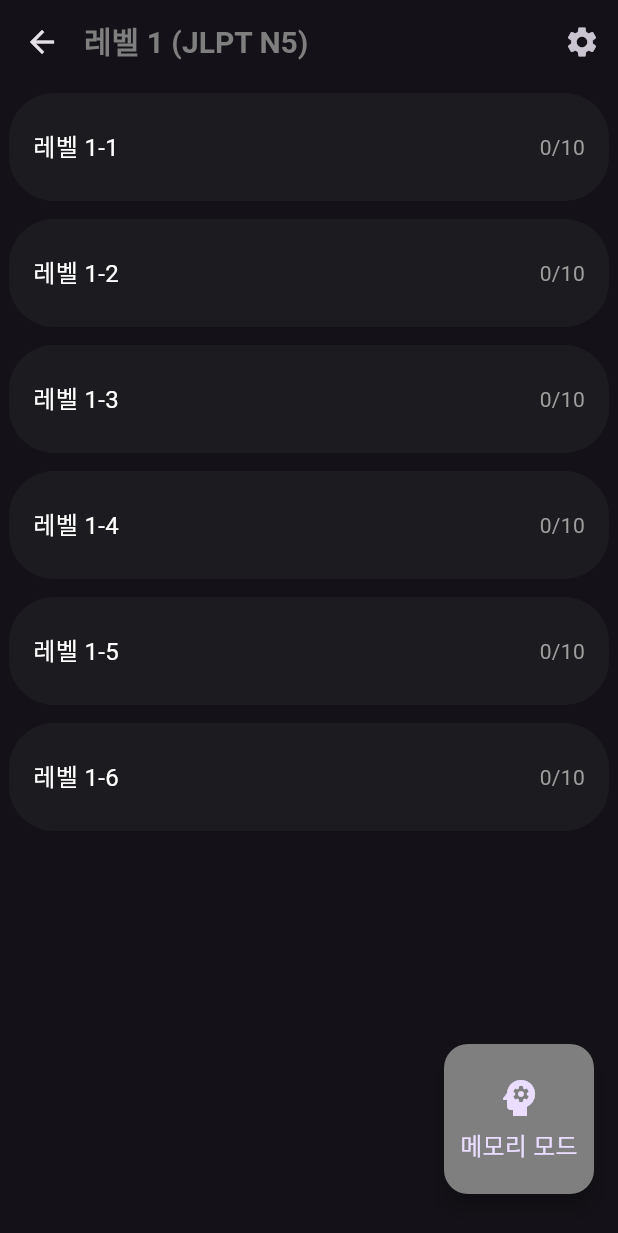
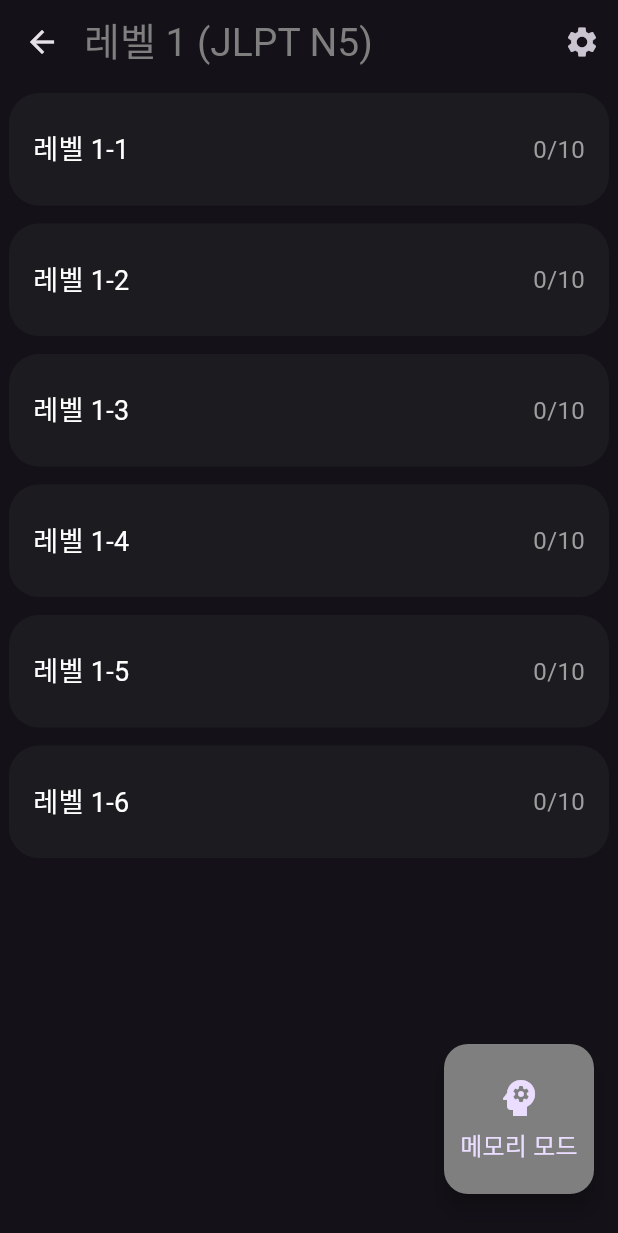
Before and after one commit to yoosukkim-create/Japanese, a Flutter app: the screen it shows after launch, after a tap on "레벨 1 (JLPT N5)", on a phone screen of 412 x 824 dp. Shown: the top 1233 px of the screen. Run offline on Flutter 3.47's test engine with Material 3 defaults, Android fonts, the phone set to English and light mode, and no system bars; our stand-ins replace google_fonts, shared_preferences; Roboto replaces fonts that are missing (Jua).

Commit message:
feat: apply FONT

```diff
--- a/lib/main.dart
+++ b/lib/main.dart
@@ -10,8 +10,6 @@
 import 'package:japanese/views/screens/word_list_screen.dart';
 import 'package:japanese/views/screens/word_group_screen.dart';
 import 'package:japanese/views/screens/settings_screen.dart';
-
-import 'package:japanese/utils/top_bounce_only_scroll_physics.dart';
 
 void main() {
   runApp(
@@ -103,11 +101,7 @@
                     children: [
                       Text(
                         studyProvider.recentWordLists[0]['title'].toString(),
-                        style: TextStyle(
-                          fontSize: 16,
-                          fontWeight: FontWeight.w500,
-                          color: isDarkMode(context) ? Colors.white : Colors.black87,
-                        ),
+                        style: ThemeProvider.wordgroupNameStyle
                       ),
                       Text(
                         studyProvider.getProgressText(
@@ -115,7 +109,9 @@
                             studyProvider.recentWordLists[0]['words'] as List,
                           ),
                         ),
-                        style: const TextStyle(fontSize: 14, color: Colors.grey),
+                        style: ThemeProvider.wordgroupCountStyle.copyWith(
+                          color: Colors.grey,
+                        ),
                       ),
                     ],
                   ),
@@ -196,7 +192,7 @@
       margin: const EdgeInsets.symmetric(horizontal: 16, vertical: 8),
       color: isDarkMode(context) ? const Color(0xFF1C1B1F) : Theme.of(context).scaffoldBackgroundColor,
       elevation: isDarkMode(context) ? 0 : 2,
-      shape: RoundedRectangleBorder(borderRadius: BorderRadius.circular(ThemeProvider.defaultCornerRadius)),
+      shape: RoundedRectangleBorder(borderRadius: BorderRadius.circular(ThemeProvider.wordbookCornerRadius)),
       child: Column(crossAxisAlignment: CrossAxisAlignment.start, children: children),
     );
   }
@@ -238,7 +234,7 @@
         return Scaffold(
           appBar: AppBar(
             title: Align(
-              alignment: ThemeProvider.wordbookBarAlignment,
+              alignment: ThemeProvider.appBarAlignment,
               child: Text(
                 ThemeProvider.wordbookBarTitle,
                 style: ThemeProvider.wordbookBarStyle.copyWith(
@@ -285,10 +281,10 @@
                     hintText: '단어 검색...',
                     prefixIcon: const Icon(Icons.search),
                     border: OutlineInputBorder(
-                      borderRadius: BorderRadius.circular(ThemeProvider.defaultCornerRadius),
+                      borderRadius: BorderRadius.circular(ThemeProvider.wordbookCornerRadius),
                     ),
                     focusedBorder: OutlineInputBorder(
-                      borderRadius: BorderRadius.circular(ThemeProvider.defaultCornerRadius),
+                      borderRadius: BorderRadius.circular(ThemeProvider.wordbookCornerRadius),
                       borderSide: BorderSide(color: themeProvider.mainColor, width: 2),
                     ),
                   ),
@@ -298,7 +294,6 @@
               // 📜 나머지 리스트는 스크롤 가능하게
               Expanded(
                 child: ListView(
-                  physics: const TopBounceOnlyScrollPhysics(),
                   padding: const EdgeInsets.only(bottom: 24.0),
                   children: [
                     _buildRecentLists(studyProvider, themeProvider),
--- a/lib/providers/theme_provider.dart
+++ b/lib/providers/theme_provider.dart
@@ -46,55 +46,64 @@
     notifyListeners();
   }
 
-  static const double defaultCornerRadius = 30.0;
+  static const double wordbookCornerRadius = 30.0;
+  static const double wordgroupCornerRadius = 20.0;
+  static const double wordlistCornerRadius = 30.0;
 
 
   //// Manage Every Text Here
 
+  //'Moirai One', 'Bagel Fat One', 'Jua', 'Do Hyeon',
+
   // 1. wordbook list Screen (Main)
-  static const Alignment wordbookBarAlignment = Alignment.centerLeft;
+  static const Alignment appBarAlignment = Alignment.centerLeft;
   static const String wordbookBarTitle = '메모리 メモリ';
   static final TextStyle wordbookBarStyle = GoogleFonts.getFont(
-    'Do Hyeon',
-    fontSize:  24.0,
+    'Jua',
+    fontSize:  30.0,
     fontWeight: FontWeight.w900,
     letterSpacing: 1.2,
   );
   static final TextStyle wordbookListStyle = GoogleFonts.getFont(
-    'Do Hyeon',
-    fontSize:  14.0,
+    'Jua',
+    fontSize:  16.0,
     fontWeight: FontWeight.w700,
   );
   static final TextStyle wordbookNameStyle = GoogleFonts.getFont(
     'Roboto',
-    fontSize:  16.0,
-    fontWeight: FontWeight.w600,
+    fontSize:  18.0,
+    fontWeight: FontWeight.w400,
   );
   static final TextStyle wordbookCountStyle = GoogleFonts.getFont(
-    'Roboto',
-    fontSize:  14.0,
+    'Jua',
+    fontSize:  16.0,
     fontWeight: FontWeight.w400,
   );
 
   // 2. wordgroup list Screen (Sub)
   static final TextStyle wordgroupBarStyle = GoogleFonts.getFont(
-    'Roboto',
-    fontSize:  20.0,
-    fontWeight: FontWeight.w600,
+    'Jua',
+    fontSize:  26.0,
+    fontWeight: FontWeight.w400,
   );
   static final TextStyle wordgroupNameStyle = GoogleFonts.getFont(
     'Roboto',
+    fontSize:  18.0,
+    fontWeight: FontWeight.w400,
+  );
+  static final TextStyle wordgroupCountStyle = GoogleFonts.getFont(
+    'Jua',
     fontSize:  16.0,
     fontWeight: FontWeight.w400,
   );
-  static final TextStyle wordgroupCountStyle = GoogleFonts.getFont(
-    'Roboto',
-    fontSize:  14.0,
+
+  // 3. word list Screen - list card
+  static final TextStyle wordlistBarStyle = GoogleFonts.getFont(
+    'Jua',
+    fontSize:  26.0,
     fontWeight: FontWeight.w400,
   );
-
-  // 3. word list Screen - flash card
-  // 4. word list Screen - list card
+  // 4. word list Screen - flash card
   // 5. word list Screen - memory card
   // 6. settings Screen
 }
--- a/lib/utils/top_bounce_only_scroll_physics.dart
+++ /dev/null
@@ -1,25 +0,0 @@
-import 'package:flutter/widgets.dart';
-
-class TopBounceOnlyScrollPhysics extends BouncingScrollPhysics {
-  const TopBounceOnlyScrollPhysics({ScrollPhysics? parent}) : super(parent: parent);
-
-  @override
-  TopBounceOnlyScrollPhysics applyTo(ScrollPhysics? ancestor) {
-    return TopBounceOnlyScrollPhysics(parent: buildParent(ancestor));
-  }
-
-  @override
-  double applyBoundaryConditions(ScrollMetrics position, double value) {
-    // 👆 위로 스크롤 → 바운스 허용
-    if (value < position.pixels && position.pixels <= position.minScrollExtent) {
-      return value - position.pixels;
-    }
-
-    // 👇 아래로 스크롤 → 바운스 막기
-    if (value > position.pixels && position.pixels >= position.maxScrollExtent) {
-      return 0.0; // overscroll 막음
-    }
-
-    return 0.0;
-  }
-}
--- a/lib/views/screens/memory_mode_screen.dart
+++ b/lib/views/screens/memory_mode_screen.dart
@@ -85,7 +85,7 @@
     return Card(
       elevation: 2,
       shape: RoundedRectangleBorder(
-        borderRadius: BorderRadius.circular(ThemeProvider.defaultCornerRadius),
+        borderRadius: BorderRadius.circular(ThemeProvider.wordlistCornerRadius),
       ),
       child: InkWell(
         onTap: () {
@@ -266,7 +266,7 @@
         style: ElevatedButton.styleFrom(
           backgroundColor: color,
           shape: RoundedRectangleBorder(
-            borderRadius: BorderRadius.circular(ThemeProvider.defaultCornerRadius),
+            borderRadius: BorderRadius.circular(ThemeProvider.wordlistCornerRadius),
           ),
           elevation: 4,
         ),
--- a/lib/views/screens/word_group_screen.dart
+++ b/lib/views/screens/word_group_screen.dart
@@ -6,7 +6,7 @@
 import 'settings_screen.dart';
 import '../../providers/study_provider.dart';
 import 'memory_mode_screen.dart';
-import 'package:japanese/utils/top_bounce_only_scroll_physics.dart';
+
 class WordGroupScreen extends StatelessWidget {
 
   final Wordbook wordbook;
@@ -26,7 +26,7 @@
       appBar: AppBar(
         titleSpacing: 0,
         title: Align(
-          alignment: Alignment.centerLeft,
+          alignment: ThemeProvider.appBarAlignment,
           child: Text(
             wordbook.title,
             style: ThemeProvider.wordgroupBarStyle.copyWith(
@@ -47,7 +47,6 @@
         ],
       ),
       body: ListView.builder(
-        physics: const TopBounceOnlyScrollPhysics(),
         padding: const EdgeInsets.all(6.0),
         itemCount: wordbook.wordgroups.length,
         itemBuilder: (context, index) {
@@ -59,10 +58,10 @@
             elevation:cardElevation(context),
             margin: const EdgeInsets.only(bottom: 12.0),
             shape: RoundedRectangleBorder(
-              borderRadius: BorderRadius.circular(ThemeProvider.defaultCornerRadius),
+              borderRadius: BorderRadius.circular(ThemeProvider.wordgroupCornerRadius),
             ),
             child: InkWell(
-              borderRadius: BorderRadius.circular(ThemeProvider.defaultCornerRadius),
+              borderRadius: BorderRadius.circular(ThemeProvider.wordgroupCornerRadius),
               onTap: () {
                 Navigator.push(
                   context,
--- a/lib/views/screens/word_list_screen.dart
+++ b/lib/views/screens/word_list_screen.dart
@@ -87,12 +87,14 @@
 
         return Scaffold(
           appBar: AppBar(
-            title: Text(
-              widget.title,
-              style: TextStyle(
-                fontWeight: FontWeight.w600,
-                fontSize: 20,
-                color: themeProvider.mainColor,
+            titleSpacing: 0,
+            title: Align(
+              alignment: ThemeProvider.appBarAlignment,
+              child: Text(
+                widget.title,
+                style: ThemeProvider.wordgroupBarStyle.copyWith(
+                  color: themeProvider.mainColor,
+                ),
               ),
             ),
             actions: [
@@ -233,7 +235,7 @@
       onPressed: onPressed,
       style: OutlinedButton.styleFrom(
         shape: RoundedRectangleBorder(
-          borderRadius: BorderRadius.circular(ThemeProvider.defaultCornerRadius),
+          borderRadius: BorderRadius.circular(ThemeProvider.wordlistCornerRadius),
         ),
         side: BorderSide(
           color: alwaysActive || isSelected ? Theme.of(context).primaryColor : Colors.grey,
@@ -321,7 +323,7 @@
     return Card(
       elevation: 2,
       shape: RoundedRectangleBorder(
-        borderRadius: BorderRadius.circular(ThemeProvider.defaultCornerRadius),
+        borderRadius: BorderRadius.circular(ThemeProvider.wordlistCornerRadius),
       ),
       child: Container(
         width: double.infinity,
```
